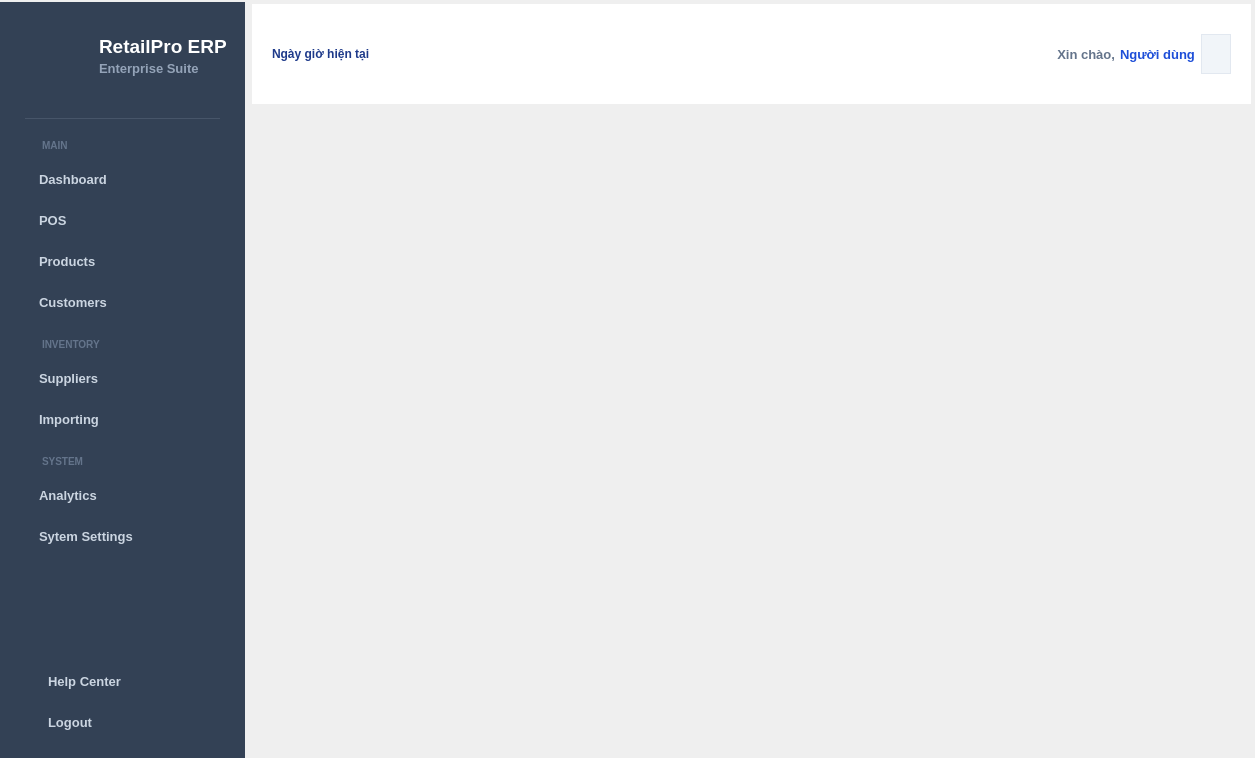
letrankhang/Supermarket_Manager, file src/gui/main_window.ui: the form before one commit.
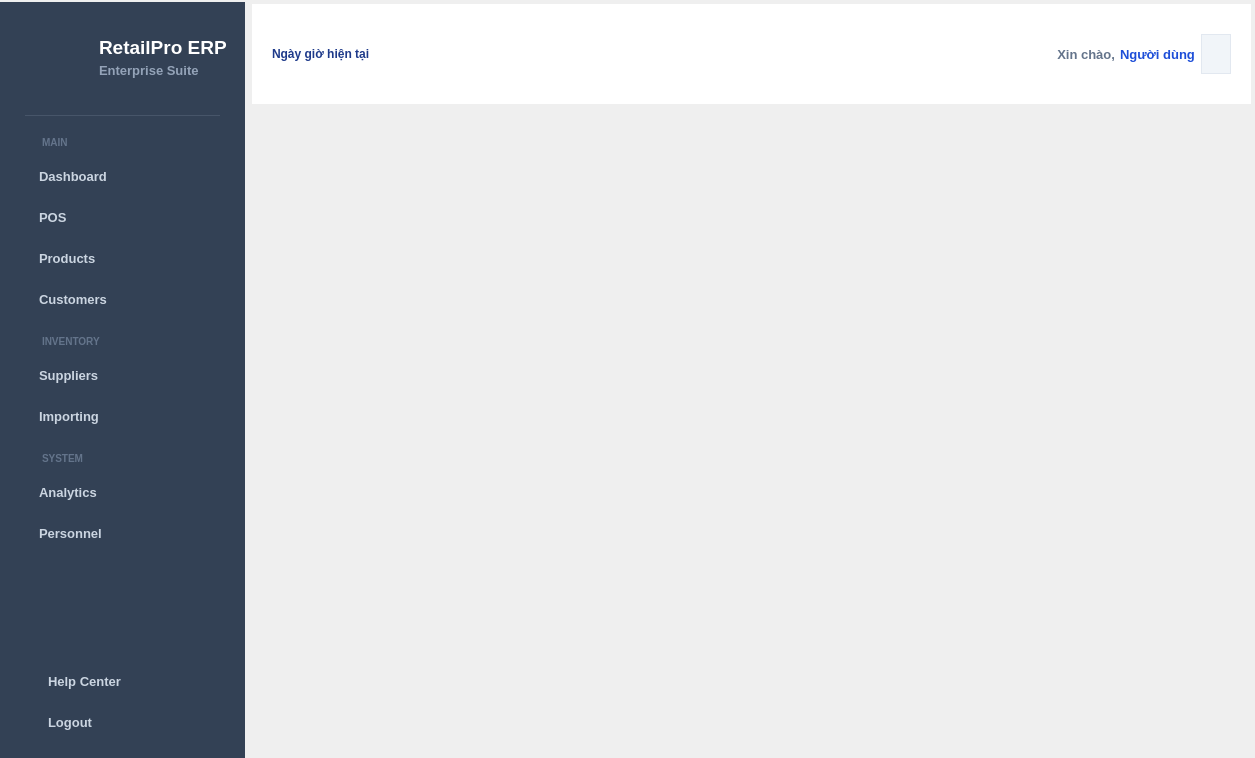
The form after the commit. Icons and pictures are not drawn.

```diff
--- a/src/gui/main_window.ui
+++ b/src/gui/main_window.ui
@@ -147,6 +147,9 @@
           <enum>QFrame::Shadow::Raised</enum>
          </property>
          <layout class="QHBoxLayout" name="horizontalLayout_5">
+          <property name="bottomMargin">
+           <number>2</number>
+          </property>
           <item>
            <widget class="QLabel" name="label_4">
             <property name="minimumSize">
@@ -341,7 +344,7 @@
        <item>
         <widget class="QPushButton" name="btn_settings">
          <property name="text">
-          <string>Sytem Settings</string>
+          <string>Personnel</string>
          </property>
         </widget>
        </item>
```
